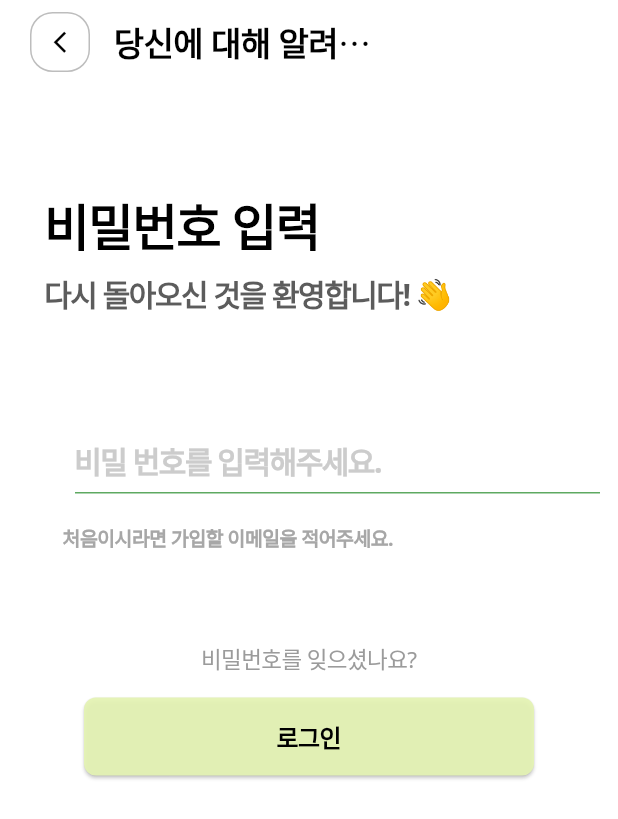
After one commit to NoMyeongEun/cron_client, a Flutter app: the LoginView screen opened by its route, on a phone screen of 412 x 824 dp. The commit adds this screen. Shown: the top 819 px of the screen. Run offline on Flutter 3.47's test engine with Material 3 defaults, Android fonts, the phone set to English and light mode, and no system bars; our stand-ins replace animate_do, get, hive, hive_flutter; missing offline and left inert: flutter_web_auth; accounts and stored records are empty; Roboto replaces fonts that are missing (Noto Sans).

Commit message:
feat : login page

```diff
--- /dev/null
+++ b/lib/app/modules/login/bindings/login_binding.dart
@@ -0,0 +1,12 @@
+import 'package:get/get.dart';
+
+import '../controllers/login_controller.dart';
+
+class LoginBinding extends Bindings {
+  @override
+  void dependencies() {
+    Get.lazyPut<LoginController>(
+      () => LoginController(),
+    );
+  }
+}
--- /dev/null
+++ b/lib/app/modules/login/controllers/login_controller.dart
@@ -0,0 +1,23 @@
+import 'package:get/get.dart';
+
+class LoginController extends GetxController {
+  //TODO: Implement LoginController
+
+  final count = 0.obs;
+  @override
+  void onInit() {
+    super.onInit();
+  }
+
+  @override
+  void onReady() {
+    super.onReady();
+  }
+
+  @override
+  void onClose() {
+    super.onClose();
+  }
+
+  void increment() => count.value++;
+}
--- /dev/null
+++ b/lib/app/modules/login/views/login_view.dart
@@ -0,0 +1,220 @@
+import 'package:flutter/material.dart';
+import 'package:get/get.dart';
+import '../controllers/login_controller.dart';
+import 'package:animate_do/animate_do.dart';
+import 'package:cron_client/app/routes/app_pages.dart';
+
+class LoginView extends GetView<LoginController> {
+  LoginView({Key? key}) : super(key: key);
+  TextEditingController pwd_controller = TextEditingController();
+  final controller = Get.put(LoginController());
+
+  @override
+  Widget build(BuildContext context) {
+    return Scaffold(
+      backgroundColor: Color.fromARGB(244, 255, 255, 255),
+      appBar: AppBar(
+        backgroundColor: Color.fromARGB(223, 255, 255, 255),
+        leadingWidth: 60,
+        leading: Padding(
+          padding: const EdgeInsets.only(left: 20.0, top : 5.0, bottom : 5.0),
+          child: Align(
+            alignment: Alignment.centerLeft,
+              child : Container(
+              width: 40.0, // Container의 너비
+              height: 40.0, // Container의 높이
+              decoration: BoxDecoration(
+                color:  Color.fromARGB(204, 255, 255, 255), // 배경 색상
+                shape: BoxShape.rectangle, // 모양을 사각형으로 설정
+                borderRadius: BorderRadius.circular(15.0),// 모양을 원으로 설정 (사각형으로 설정하려면 BoxShape.rectangle)
+                border: Border.all(
+                  color: Color.fromARGB(255, 189, 189, 189), // 테두리 색상
+                  width: 1.0, // 테두리 두께
+                ),
+              ),
+              child: IconButton(
+                  icon: const Icon(
+                    Icons.arrow_back_ios_new,
+                    color: Colors.black,
+                    size : 17
+                    ),
+                  onPressed: () {
+                    Navigator.pop(context); // 뒤로가기 버튼 클릭 시 이전 화면으로 이동
+                  },
+                ),
+            )
+          )
+        ),
+        title: Container(
+          margin: const EdgeInsets.only(
+            right: 130,
+          ),
+          child: const Text(
+            "당신에 대해 알려주세요!",
+            style: TextStyle(
+              color: Colors.black,
+              fontSize: 22,
+              fontFamily: 'Noto Sans',
+              fontWeight: FontWeight.w800,
+              height: 0,
+              letterSpacing: -0.40,
+            ),
+          ),
+        ),
+      ),
+      body: Column (
+        children : [
+          Center(
+            child: 	Container(
+              margin: const EdgeInsets.only(
+              top: 70,
+              left: 30
+              ),
+              child: Column(
+                mainAxisSize: MainAxisSize.min,
+                mainAxisAlignment: MainAxisAlignment.start,
+                crossAxisAlignment: CrossAxisAlignment.start,
+                children: [
+                  FadeInDown(
+                    from: 10,
+                    duration: Duration(milliseconds: 800),
+                    child:
+                      const SizedBox(
+                      width: 500,
+                      height: 60,
+                      child: Text(
+                        '비밀번호 입력',
+                        style: TextStyle(
+                          color: Colors.black,
+                          fontSize: 33,
+                          fontFamily: 'Noto Sans',
+                          fontWeight: FontWeight.w700,
+                          height: 0,
+                          letterSpacing: -1,
+                          ),
+                        ),
+                      )
+                  ),
+                  FadeInDown(
+                    from : 10,
+                    duration: Duration(milliseconds: 800),
+                    delay: Duration(milliseconds: 400),
+                    child:
+                      const SizedBox(
+                      width: 500,
+                      height: 100,
+                      child: Text(
+                        '다시 돌아오신 것을 환영합니다! 👋',
+                        style: TextStyle(
+                          color: Color.fromARGB(255, 92, 92, 92),
+                          fontSize: 20,
+                          fontFamily: 'Noto Sans',
+                          fontWeight: FontWeight.w700,
+                          height: 1,
+                          letterSpacing: -1,
+                          ),
+                        ),
+                      )
+                  ),
+                  Container(
+                    padding: const EdgeInsets.only(
+                      left: 20,
+                      top: 12,
+                      bottom: 9),
+                    decoration: ShapeDecoration(
+                      color: Colors.white,
+                      shape: RoundedRectangleBorder(
+                        borderRadius: BorderRadius.circular(8)),
+                      ),
+                    //margin: const EdgeInsets.only(left: 23),
+                    width:  370,
+                    height: 52,
+                    child: TextFormField(
+                        keyboardType: TextInputType.emailAddress,
+                        textInputAction: TextInputAction.next,
+                        decoration: const InputDecoration(
+                            enabledBorder: UnderlineInputBorder(
+                                borderSide: BorderSide(width: 1, color: Color.fromARGB(255, 94, 169, 97)),
+                            ),
+                            hintText: '비밀 번호를 입력해주세요.',
+                            hintStyle: TextStyle(
+                              color: Color(0xFFCCCCCC),
+                              fontSize: 20,
+                              fontFamily: 'Noto Sans',
+                              fontWeight: FontWeight.w700,
+                              height: 0,
+                              letterSpacing: -1,
+                            ),
+                          ),
+                          controller: pwd_controller,
+                        ),
+                      ),
+                  const SizedBox(height: 1),
+                  const Text(
+                            '    처음이시라면 가입할 이메일을 적어주세요.',
+                            style: TextStyle(
+                              color: Color.fromARGB(255, 167, 167, 167),
+                              fontSize: 13,
+                              fontFamily: 'Noto Sans',
+                              fontWeight: FontWeight.w700,
+                              height: 3,
+                              letterSpacing: -0.40,
+                            ),
+                  ),
+                ],
+              ),
+            ),
+          ),
+          Container(
+            margin: const EdgeInsets.only(
+              top:  50,
+            ),
+            child : const Text(
+              '비밀번호를 잊으셨나요?',
+              style: TextStyle(
+                  color: Color.fromARGB(255, 155, 155, 155),
+                  fontSize: 15,
+                  fontFamily: 'Noto Sans',
+                  fontWeight: FontWeight.w400,
+                  height: 0,
+                  letterSpacing: -0.40,
+                ),
+            )
+          ),
+          Container(
+            width: 300,
+            height: 52,
+            margin: const EdgeInsets.only(
+              top:  15,
+              ),
+            child: ElevatedButton(
+              style: ElevatedButton.styleFrom(
+                backgroundColor: Color.fromARGB(237, 228, 243, 179), // 배경색 설정
+                shape: RoundedRectangleBorder(
+                borderRadius: BorderRadius.circular(8.0), // 원하는 값으로 조절
+                ),
+              ),
+              onPressed: () {
+                Get.toNamed(Routes.MAIN);
+              },
+              child: Container(
+              alignment: Alignment.center,
+              child: const Text(
+                '로그인',
+                style: TextStyle(
+                  color: Colors.black,
+                  fontSize: 16,
+                  fontFamily: 'Noto Sans',
+                  fontWeight: FontWeight.w700,
+                  height: 0,
+                  letterSpacing: -0.40,
+                ),
+              ),
+            ),
+          ),
+        ),
+       ]
+      ),
+    );
+  }
+}
--- a/lib/app/routes/app_pages.dart
+++ b/lib/app/routes/app_pages.dart
@@ -2,6 +2,8 @@ import 'package:get/get.dart';
 
 import '../modules/home/bindings/home_binding.dart';
 import '../modules/home/views/home_view.dart';
+import '../modules/login/bindings/login_binding.dart';
+import '../modules/login/views/login_view.dart';
 import '../modules/main/bindings/main_binding.dart';
 import '../modules/main/views/main_view.dart';
 import '../modules/signup/bindings/signup_binding.dart';
@@ -37,5 +39,10 @@ class AppPages {
       page: () => TaskView(),
       binding: TaskBinding(),
     ),
+    GetPage(
+      name: _Paths.LOGIN,
+      page: () => LoginView(),
+      binding: LoginBinding(),
+    ),
   ];
 }
--- a/lib/app/routes/app_routes.dart
+++ b/lib/app/routes/app_routes.dart
@@ -7,6 +7,7 @@ abstract class Routes {
   static const SIGNUP = _Paths.SIGNUP;
   static const MAIN = _Paths.MAIN;
   static const TASK = _Paths.TASK;
+  static const LOGIN = _Paths.LOGIN;
 }
 
 abstract class _Paths {
@@ -15,4 +16,5 @@ abstract class _Paths {
   static const SIGNUP = '/signup';
   static const MAIN = '/main';
   static const TASK = '/task';
+  static const LOGIN = '/login';
 }
```
